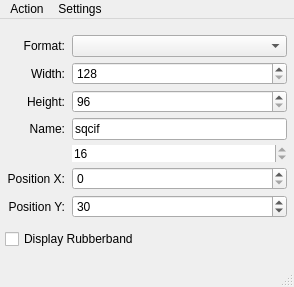
Before: the Qt Designer form src/qx11grabmain.ui in HJCMS/qx11grab, drawn with Qt 5.
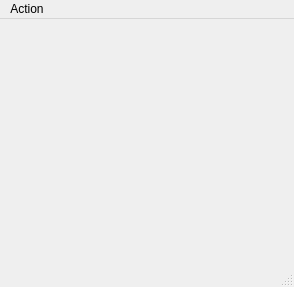
After: the same form once the commit is applied. Icons and pictures are not drawn. Custom widgets are drawn as their Qt base class.

The edit to the form file:
```diff
--- a/src/qx11grabmain.ui
+++ b/src/qx11grabmain.ui
@@ -23,185 +23,6 @@
     <property name="margin">
      <number>5</number>
     </property>
-    <item>
-     <layout class="QGridLayout" name="gridLayout">
-      <property name="margin">
-       <number>2</number>
-      </property>
-      <property name="spacing">
-       <number>5</number>
-      </property>
-      <item row="0" column="0">
-       <widget class="QLabel" name="label">
-        <property name="text">
-         <string>Format:</string>
-        </property>
-        <property name="alignment">
-         <set>Qt::AlignRight|Qt::AlignTrailing|Qt::AlignVCenter</set>
-        </property>
-        <property name="indent">
-         <number>2</number>
-        </property>
-       </widget>
-      </item>
-      <item row="0" column="1">
-       <widget class="ScreenComboBox" name="screenComboBox"/>
-      </item>
-      <item row="1" column="0">
-       <widget class="QLabel" name="label_2">
-        <property name="text">
-         <string>Width:</string>
-        </property>
-        <property name="alignment">
-         <set>Qt::AlignRight|Qt::AlignTrailing|Qt::AlignVCenter</set>
-        </property>
-        <property name="indent">
-         <number>2</number>
-        </property>
-       </widget>
-      </item>
-      <item row="1" column="1">
-       <widget class="QSpinBox" name="setWidthBox">
-        <property name="minimum">
-         <number>128</number>
-        </property>
-        <property name="maximum">
-         <number>7680</number>
-        </property>
-        <property name="singleStep">
-         <number>2</number>
-        </property>
-       </widget>
-      </item>
-      <item row="2" column="0">
-       <widget class="QLabel" name="label_3">
-        <property name="text">
-         <string>Height:</string>
-        </property>
-        <property name="alignment">
-         <set>Qt::AlignRight|Qt::AlignTrailing|Qt::AlignVCenter</set>
-        </property>
-        <property name="indent">
-         <number>2</number>
-        </property>
-       </widget>
-      </item>
-      <item row="2" column="1">
-       <widget class="QSpinBox" name="setHeightBox">
-        <property name="minimum">
-         <number>96</number>
-        </property>
-        <property name="maximum">
-         <number>4800</number>
-        </property>
-        <property name="singleStep">
-         <number>2</number>
-        </property>
-       </widget>
-      </item>
-      <item row="3" column="0">
-       <widget class="QLabel" name="label_4">
-        <property name="text">
-         <string>Name:</string>
-        </property>
-        <property name="alignment">
-         <set>Qt::AlignRight|Qt::AlignTrailing|Qt::AlignVCenter</set>
-        </property>
-        <property name="indent">
-         <number>2</number>
-        </property>
-       </widget>
-      </item>
-      <item row="3" column="1">
-       <widget class="QLineEdit" name="setModeName">
-        <property name="text">
-         <string>sqcif</string>
-        </property>
-       </widget>
-      </item>
-      <item row="4" column="1">
-       <widget class="QSpinBox" name="setDepthBox">
-        <property name="contextMenuPolicy">
-         <enum>Qt::NoContextMenu</enum>
-        </property>
-        <property name="toolTip">
-         <string>read only</string>
-        </property>
-        <property name="statusTip">
-         <string>read only</string>
-        </property>
-        <property name="frame">
-         <bool>false</bool>
-        </property>
-        <property name="readOnly">
-         <bool>true</bool>
-        </property>
-        <property name="keyboardTracking">
-         <bool>false</bool>
-        </property>
-        <property name="minimum">
-         <number>8</number>
-        </property>
-        <property name="maximum">
-         <number>36</number>
-        </property>
-        <property name="value">
-         <number>16</number>
-        </property>
-       </widget>
-      </item>
-      <item row="5" column="0">
-       <widget class="QLabel" name="label_6">
-        <property name="text">
-         <string>Position X:</string>
-        </property>
-        <property name="alignment">
-         <set>Qt::AlignRight|Qt::AlignTrailing|Qt::AlignVCenter</set>
-        </property>
-        <property name="indent">
-         <number>2</number>
-        </property>
-       </widget>
-      </item>
-      <item row="5" column="1">
-       <widget class="QSpinBox" name="setXBox">
-        <property name="maximum">
-         <number>7680</number>
-        </property>
-       </widget>
-      </item>
-      <item row="6" column="0">
-       <widget class="QLabel" name="label_7">
-        <property name="text">
-         <string>Position Y:</string>
-        </property>
-        <property name="alignment">
-         <set>Qt::AlignRight|Qt::AlignTrailing|Qt::AlignVCenter</set>
-        </property>
-        <property name="indent">
-         <number>2</number>
-        </property>
-       </widget>
-      </item>
-      <item row="6" column="1">
-       <widget class="QSpinBox" name="setYBox">
-        <property name="maximum">
-         <number>4800</number>
-        </property>
-        <property name="value">
-         <number>30</number>
-        </property>
-       </widget>
-      </item>
-     </layout>
-    </item>
-    <item>
-     <widget class="QCheckBox" name="showRubberband">
-      <property name="text">
-       <string>Display Rubberband</string>
-      </property>
-     </widget>
-    </item>
    </layout>
   </widget>
   <widget class="QMenuBar" name="menubar">
@@ -225,17 +46,7 @@
     <addaction name="actionMinimize"/>
     <addaction name="actionQuit"/>
    </widget>
-   <widget class="QMenu" name="menuSettings">
-    <property name="whatsThis">
-     <string>Open Settings Dialog</string>
-    </property>
-    <property name="title">
-     <string>Settings</string>
-    </property>
-    <addaction name="actionApplication"/>
-   </widget>
    <addaction name="menuFile"/>
-   <addaction name="menuSettings"/>
   </widget>
   <widget class="QStatusBar" name="statusbar"/>
   <action name="actionQuit">
@@ -342,13 +153,6 @@
   </action>
  </widget>
  <layoutdefault spacing="0" margin="2"/>
- <customwidgets>
-  <customwidget>
-   <class>ScreenComboBox</class>
-   <extends>QComboBox</extends>
-   <header>screencombobox.h</header>
-  </customwidget>
- </customwidgets>
  <resources>
   <include location="qx11grab.qrc"/>
  </resources>
```
Left out of the diff: 27 changed lines with no effect on the pictures.
